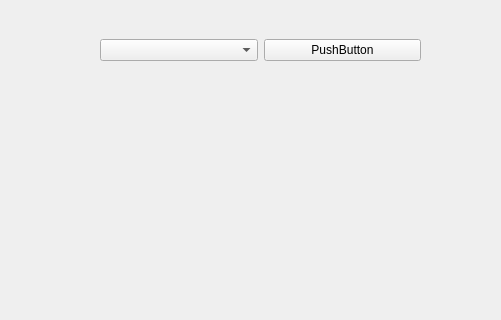
First picture: the form in testusb/ui/main_window.ui, repository ppcrong/TestUsb, before the edit; both pictures show x 0 to 501 and y 0 to 320 of the 800 by 600 pixel window.
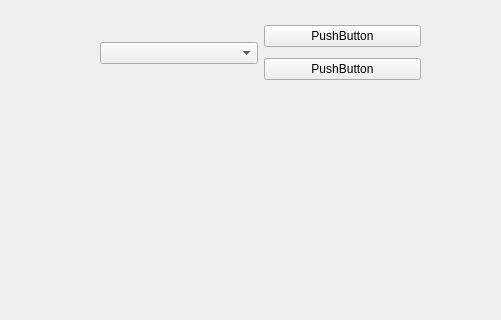
Second picture: the form after the edit.

Commit message: [ppcrong.20200427][TestUsb] Convert dev generator to list and add find specific device button

Patch:
```diff
--- a/testusb/ui/main_window.ui
+++ b/testusb/ui/main_window.ui
@@ -14,13 +14,13 @@
    <string>MainWindow</string>
   </property>
   <widget class="QWidget" name="centralwidget">
-   <widget class="QWidget" name="">
+   <widget class="QWidget" name="layoutWidget">
     <property name="geometry">
      <rect>
       <x>100</x>
       <y>20</y>
       <width>321</width>
-      <height>61</height>
+      <height>67</height>
      </rect>
     </property>
     <layout class="QHBoxLayout" name="horizontalLayout">
@@ -28,11 +28,22 @@
       <widget class="QComboBox" name="comboBox"/>
      </item>
      <item>
-      <widget class="QPushButton" name="pushButton">
+      <layout class="QVBoxLayout" name="verticalLayout">
+       <item>
+        <widget class="QPushButton" name="btn_list_usb">
        <property name="text">
         <string>PushButton</string>
        </property>
       </widget>
+       </item>
+       <item>
+        <widget class="QPushButton" name="btn_find_usb">
+         <property name="text">
+          <string>PushButton</string>
+         </property>
+        </widget>
+       </item>
+      </layout>
      </item>
     </layout>
    </widget>
```
Lines whose indentation alone changed are shown as unchanged. The commit also changes 4 other files.
